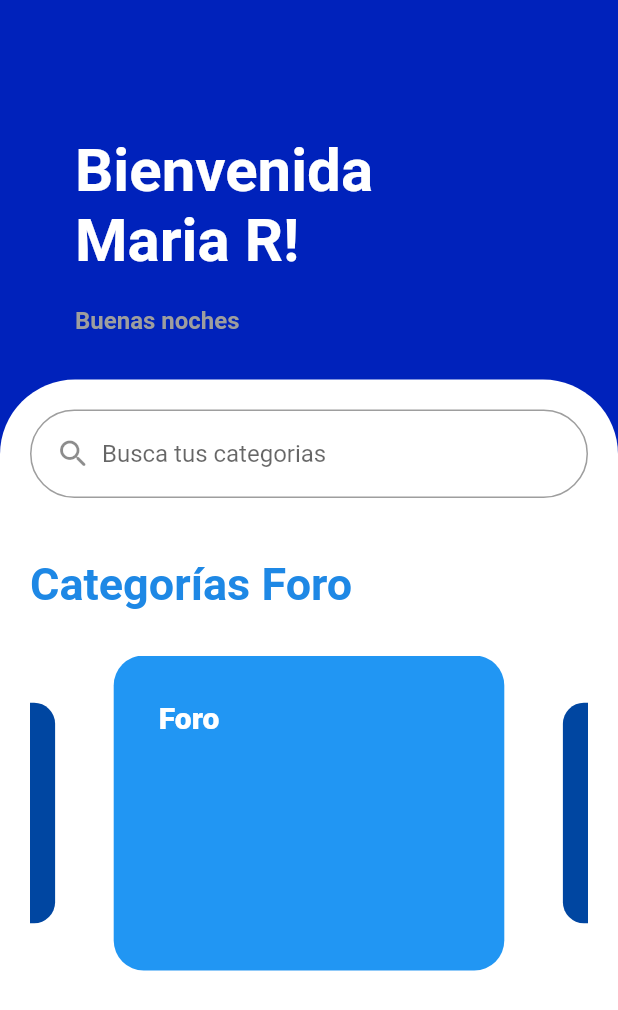
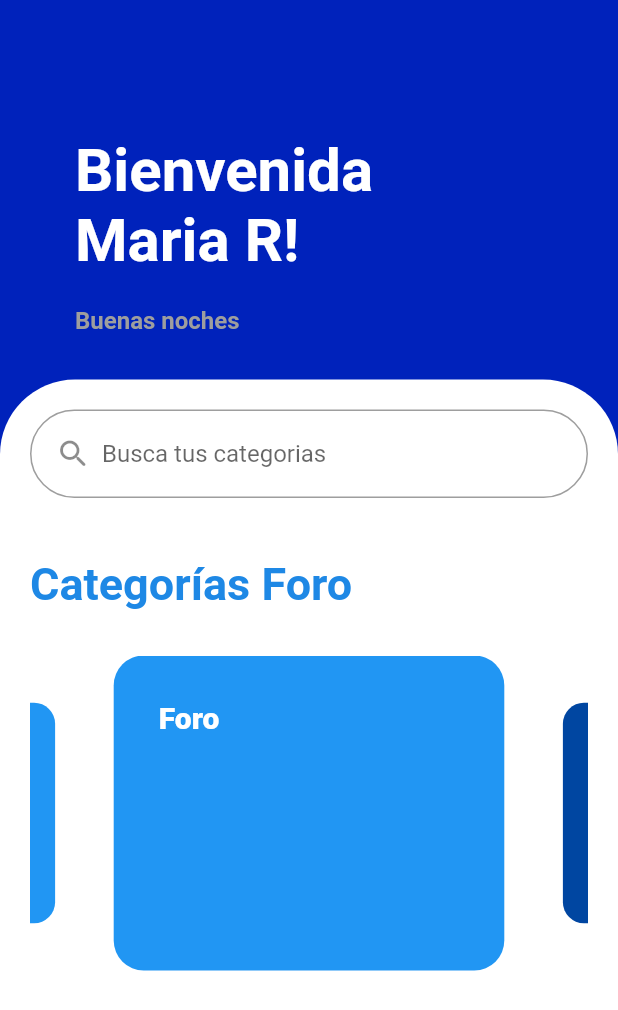
Before and after one commit to D-Ghoost/proyecto_app_mobiles, a Flutter app: the screen it shows after launch, on a phone screen of 412 x 824 dp. Shown: the top 1010 px of the screen. Run offline on Flutter 3.47's test engine with Material 2 defaults, Android fonts, the phone set to English and light mode, and no system bars; drawn by our look-alikes of card_swiper; our stand-ins replace google_fonts.

```diff
--- a/lib/main.dart
+++ b/lib/main.dart
@@ -1,6 +1,9 @@
 import 'package:flutter/material.dart';
 import 'package:proyecto_app_mobiles/views/screens/Foro/foro.dart';
 import 'package:proyecto_app_mobiles/views/screens/Home/Home.dart';
+import 'package:proyecto_app_mobiles/views/screens/Home/edicionperfil.dart';
+import 'package:proyecto_app_mobiles/views/screens/Home/medicamentos.dart';
+import 'package:proyecto_app_mobiles/views/screens/Home/menuusuario.dart';
 
 void main() {
   runApp(const MainApp());
@@ -16,8 +19,9 @@ class MainApp extends StatelessWidget {
       routes: {
         "/":(context) => const Home(),
         "/foro":(context) =>  const Foro(),
-        // "/medicamentos": (context) => const Medicamentos(),
-        // "/edicion":(context) => const EdicionPerfil(),
+        "/medicamentos": (context) => const medicamentos(),
+        "/edicion":(context) =>  const edicionperfil(),
+        "/usuario": (context) => const menuusuario()
         // "/add-medicamentos": (context) => const MyApp()
       },
       initialRoute: "/",
--- a/lib/views/screens/Home/Home.dart
+++ b/lib/views/screens/Home/Home.dart
@@ -10,19 +10,6 @@ class Home extends StatefulWidget{
 
 class _HomeState extends State<Home>{
 
-  // final List<Widget> buttonViews = [
-
-
-  //   Container(
-  //     child: const Text("Medicamentos"),
-  //   ),
-  //   Container(
-  //     child: const Text("Usuario"),
-  //   ),
-  //   Container(
-  //     child: const Text("Foro"),
-  //   )
-  // ];
 
   final List buttonViews = [
     [
@@ -33,7 +20,7 @@ class _HomeState extends State<Home>{
     [
       'Medicamentos',
       const Color.fromARGB(255, 0, 70, 161),
-      "/foro"
+      "/medicamentos"
     ],
     [
       'Agregar Medicamento',
@@ -43,7 +30,12 @@ class _HomeState extends State<Home>{
     [
       'Editar perfil',
       const Color.fromARGB(255, 0, 70, 161),
-      "/foro"
+      "/edicion"
+    ],
+    [
+      'Usuario',
+      Colors.blue,
+      "/usuario"
     ],
   ];
 
--- a/lib/views/screens/home/edicionperfil.dart
+++ b/lib/views/screens/home/edicionperfil.dart
@@ -1,10 +1,13 @@
 import 'package:flutter/material.dart';
 import 'package:google_fonts/google_fonts.dart';
 void main() {
-  runApp(HomePage());
+  runApp(edicionperfil());
 }
 
 class edicionperfil extends StatefulWidget{
+   const edicionperfil ({ super.key });
+
+  @override
   State<edicionperfil> createState()=> _Editarperfil();
 }
 
@@ -46,7 +49,9 @@ class _Editarperfil extends State<edicionperfil>{
                         style: ButtonStyle(
                           foregroundColor: MaterialStateProperty.all<Color>(Colors.grey),
                         ),
-                        onPressed: () { },
+                        onPressed: () {
+                          Navigator.pop(context);
+                         },
                         child:
                         const Icon(Icons.arrow_back),
 
@@ -187,6 +192,7 @@ class _Editarperfil extends State<edicionperfil>{
                     children: [
                       FloatingActionButton.extended(
                         onPressed: (){
+
                         },
                         label: const Text("GUARDAR"),
                       ),
--- a/lib/views/screens/home/medicamentos.dart
+++ b/lib/views/screens/home/medicamentos.dart
@@ -6,13 +6,16 @@ void main() {
 }
 
 class medicamentos extends StatefulWidget{
+  const medicamentos({ super.key });
+
+  @override
   State<medicamentos> createState()=> _Medicamentos();
 }
 
 class _Medicamentos extends State<medicamentos>{
   var _currentSelectTime=TimeOfDay.now();
   void callTimePicker() async{
-    var  selectedTime =await getTimePickerWiddget();
+    // var  selectedTime =await getTimePickerWiddget();
     setState(() {
       _currentSelectTime=TimeOfDay.now();
     });
@@ -50,7 +53,9 @@ class _Medicamentos extends State<medicamentos>{
                         style: ButtonStyle(
                           foregroundColor: MaterialStateProperty.all<Color>(Colors.grey),
                         ),
-                        onPressed: () { },
+                        onPressed: () {
+                          Navigator.pop(context);
+                        },
                         child:
                         const Icon(Icons.arrow_back),
 
@@ -73,8 +78,7 @@ class _Medicamentos extends State<medicamentos>{
                     'Acetaminofen.',
                     textAlign: TextAlign.center,
                     overflow: TextOverflow.ellipsis,
-                    style:
-                    GoogleFonts.mukta(
+                    style: GoogleFonts.mukta(
 
                       color: Colors.indigoAccent,
                       fontWeight: FontWeight.bold,
--- a/lib/views/screens/home/menuusuario.dart
+++ b/lib/views/screens/home/menuusuario.dart
@@ -7,6 +7,8 @@ void main() {
 }
 
 class menuusuario extends StatefulWidget{
+  const menuusuario ({ super.key });
+  @override
   State<menuusuario> createState()=> _MenuUsuario();
 }
 
@@ -49,7 +51,9 @@ class _MenuUsuario extends State<menuusuario>{
                         style: ButtonStyle(
                           foregroundColor: MaterialStateProperty.all<Color>(Colors.grey),
                         ),
-                        onPressed: () { },
+                        onPressed: () {
+                          Navigator.pop(context);
+                         },
                         child:
                         const Icon(Icons.arrow_back),
 
--- a/pubspec.yaml
+++ b/pubspec.yaml
@@ -10,6 +10,10 @@ dependencies:
   flutter:
     sdk: flutter
   card_swiper: 3.0.1
+  cupertino_icons: ^1.0.2
+  google_fonts: ^6.1.0
+  mvvm: ^0.5.2
+  local_auth: ^2.1.7
 
 dev_dependencies:
   flutter_test:
```
Also changed, not shown: pubspec.lock, 3 other files.
